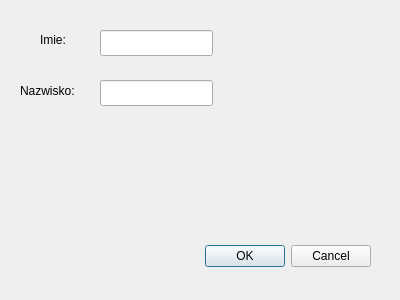
The window that dodajklientadialog.ui (GregoryKoz/pk4Proj) describes before a commit, drawn with Qt 5.
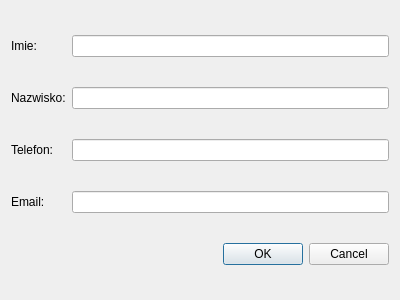
The same window after the commit.

What changed in the file:
```diff
--- a/dodajklientadialog.ui
+++ b/dodajklientadialog.ui
@@ -13,74 +13,66 @@
   <property name="windowTitle">
    <string>Dialog</string>
   </property>
-  <widget class="QDialogButtonBox" name="buttonBox">
-   <property name="geometry">
-    <rect>
-     <x>30</x>
-     <y>240</y>
-     <width>341</width>
-     <height>32</height>
-    </rect>
-   </property>
-   <property name="orientation">
-    <enum>Qt::Orientation::Horizontal</enum>
-   </property>
-   <property name="standardButtons">
-    <set>QDialogButtonBox::StandardButton::Cancel|QDialogButtonBox::StandardButton::Ok</set>
-   </property>
-  </widget>
-  <widget class="QLineEdit" name="nameLineEdit">
-   <property name="geometry">
-    <rect>
-     <x>100</x>
-     <y>30</y>
-     <width>113</width>
-     <height>26</height>
-    </rect>
-   </property>
-   <property name="text">
-    <string/>
-   </property>
-  </widget>
-  <widget class="QLineEdit" name="surnameLineEdit">
-   <property name="geometry">
-    <rect>
-     <x>100</x>
-     <y>80</y>
-     <width>113</width>
-     <height>26</height>
-    </rect>
-   </property>
-   <property name="text">
-    <string/>
-   </property>
-  </widget>
-  <widget class="QLabel" name="label">
-   <property name="geometry">
-    <rect>
-     <x>40</x>
-     <y>30</y>
-     <width>63</width>
-     <height>20</height>
-    </rect>
-   </property>
-   <property name="text">
-    <string>Imie:</string>
-   </property>
-  </widget>
-  <widget class="QLabel" name="label_2">
-   <property name="geometry">
-    <rect>
-     <x>20</x>
-     <y>80</y>
-     <width>71</width>
-     <height>21</height>
-    </rect>
-   </property>
-   <property name="text">
-    <string>Nazwisko:</string>
-   </property>
-  </widget>
+  <layout class="QGridLayout" name="gridLayout">
+   <item row="0" column="0">
+    <widget class="QLabel" name="label">
+     <property name="text">
+      <string>Imie:</string>
+     </property>
+    </widget>
+   </item>
+   <item row="0" column="1">
+    <widget class="QLineEdit" name="nameLineEdit">
+     <property name="text">
+      <string/>
+     </property>
+    </widget>
+   </item>
+   <item row="1" column="0">
+    <widget class="QLabel" name="label_2">
+     <property name="text">
+      <string>Nazwisko:</string>
+     </property>
+    </widget>
+   </item>
+   <item row="1" column="1">
+    <widget class="QLineEdit" name="surnameLineEdit">
+     <property name="text">
+      <string/>
+     </property>
+    </widget>
+   </item>
+   <item row="2" column="0">
+    <widget class="QLabel" name="label_3">
+     <property name="text">
+      <string>Telefon:</string>
+     </property>
+    </widget>
+   </item>
+   <item row="2" column="1">
+    <widget class="QLineEdit" name="telLineEdit"/>
+   </item>
+   <item row="3" column="0">
+    <widget class="QLabel" name="label_4">
+     <property name="text">
+      <string>Email:</string>
+     </property>
+    </widget>
+   </item>
+   <item row="3" column="1">
+    <widget class="QLineEdit" name="emailLineEdit"/>
+   </item>
+   <item row="4" column="0" colspan="2">
+    <widget class="QDialogButtonBox" name="buttonBox">
+     <property name="orientation">
+      <enum>Qt::Orientation::Horizontal</enum>
+     </property>
+     <property name="standardButtons">
+      <set>QDialogButtonBox::StandardButton::Cancel|QDialogButtonBox::StandardButton::Ok</set>
+     </property>
+    </widget>
+   </item>
+  </layout>
  </widget>
  <resources/>
  <connections>
```
